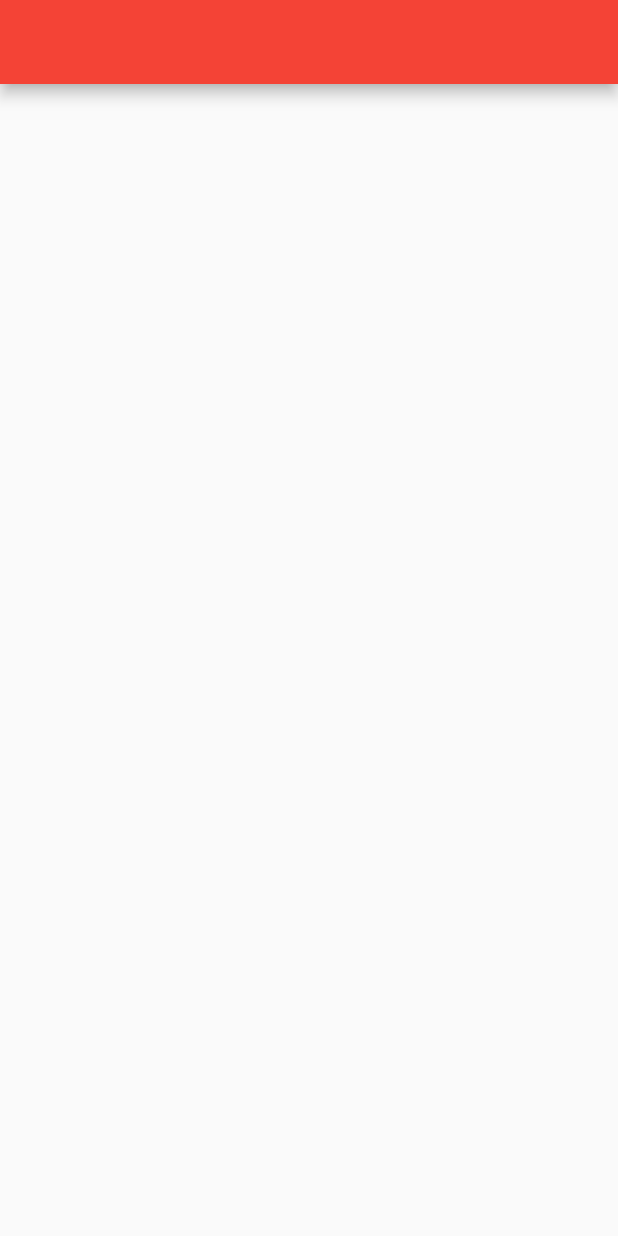
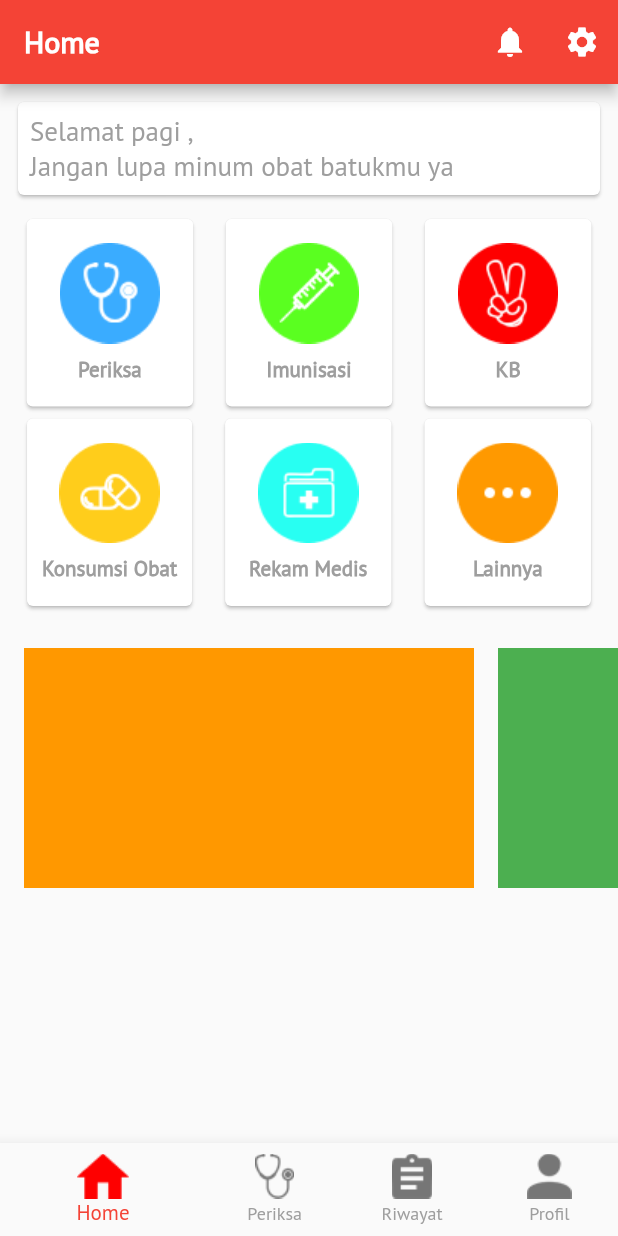
Before and after one commit to Renziera/Sehat.ia, a Flutter app: the Home screen opened directly, on a phone screen of 412 x 824 dp. Run offline on Flutter 3.47's test engine with Material 2 defaults, Android fonts, the phone set to English and light mode, and no system bars; our stand-ins replace firebase_auth, google_sign_in; accounts and stored records are empty.

Commit message:
Home Scaffolding

```diff
--- a/app/lib/home.dart
+++ b/app/lib/home.dart
@@ -1,4 +1,5 @@
 import 'package:flutter/material.dart';
+import 'package:sehatia/home_page.dart';
 
 class Home extends StatefulWidget {
   @override
@@ -6,11 +7,75 @@ class Home extends StatefulWidget {
 }
 
 class _HomeState extends State<Home> {
+  int _index = 0;
+
+  List<Widget> _pages = [
+    HomePage(),
+    SizedBox.shrink(),
+    SizedBox.shrink(),
+    SizedBox.shrink(),
+  ];
+
+  List<String> _titles = [
+    'Home',
+    'Periksa',
+    'Riwayat',
+    'Profil',
+  ];
+
   @override
   Widget build(BuildContext context) {
     return Scaffold(
-      appBar: AppBar(),
-
+      appBar: AppBar(
+        title: Text(
+          _titles[_index],
+          style: TextStyle(fontWeight: FontWeight.bold),
+        ),
+        actions: <Widget>[
+          IconButton(
+            icon: Icon(Icons.notifications),
+            onPressed: () {},
+          ),
+          IconButton(
+            icon: Icon(Icons.settings),
+            onPressed: () {},
+          ),
+        ],
+      ),
+      body: _pages[_index],
+      bottomNavigationBar: BottomNavigationBar(
+        currentIndex: _index,
+        onTap: (index) {
+          setState(() {
+            _index = index;
+          });
+        },
+        selectedItemColor: Colors.red,
+        unselectedItemColor: Colors.grey,
+        showUnselectedLabels: true,
+        items: [
+          BottomNavigationBarItem(
+            title: Text('Home'),
+            icon: Image.asset('img/Home.png'),
+            activeIcon: Image.asset('img/HomeActive.png'),
+          ),
+          BottomNavigationBarItem(
+            title: Text('Periksa'),
+            icon: Image.asset('img/Periksa.png'),
+            activeIcon: Image.asset('img/PeriksaActive.png'),
+          ),
+          BottomNavigationBarItem(
+            title: Text('Riwayat'),
+            icon: Image.asset('img/Riwayat.png'),
+            activeIcon: Image.asset('img/RiwayatActive.png'),
+          ),
+          BottomNavigationBarItem(
+            title: Text('Profil'),
+            icon: Image.asset('img/Profil.png'),
+            activeIcon: Image.asset('img/ProfilActive.png'),
+          ),
+        ],
+      ),
     );
   }
 }
--- /dev/null
+++ b/app/lib/home_page.dart
@@ -0,0 +1,216 @@
+import 'package:firebase_auth/firebase_auth.dart';
+import 'package:flutter/material.dart';
+
+class HomePage extends StatefulWidget {
+  @override
+  _HomePageState createState() => _HomePageState();
+}
+
+class _HomePageState extends State<HomePage> {
+  String _nama = '';
+
+  @override
+  void initState() {
+    super.initState();
+    _fetchData();
+  }
+
+  void _fetchData() async {
+    FirebaseUser user = await FirebaseAuth.instance.currentUser();
+    setState(() {
+      _nama = user.displayName;
+    });
+  }
+
+  @override
+  Widget build(BuildContext context) {
+    return SingleChildScrollView(
+      child: Column(
+        crossAxisAlignment: CrossAxisAlignment.stretch,
+        children: <Widget>[
+          Padding(
+            padding: const EdgeInsets.all(8.0),
+            child: Card(
+              child: Padding(
+                padding: const EdgeInsets.all(8.0),
+                child: Text(
+                  'Selamat pagi $_nama,\nJangan lupa minum obat batukmu ya',
+                  style: TextStyle(fontSize: 18, color: Colors.grey),
+                ),
+              ),
+            ),
+          ),
+          Row(
+            mainAxisAlignment: MainAxisAlignment.spaceEvenly,
+            children: <Widget>[
+              GestureDetector(
+                onTap: () {},
+                child: Card(
+                  child: Padding(
+                    padding: const EdgeInsets.symmetric(
+                        vertical: 16, horizontal: 22),
+                    child: Column(
+                      children: <Widget>[
+                        Image.asset('img/ic_periksa.png'),
+                        SizedBox(height: 8),
+                        Text(
+                          'Periksa',
+                          style: TextStyle(
+                            color: Colors.grey,
+                            fontWeight: FontWeight.bold,
+                          ),
+                        ),
+                      ],
+                    ),
+                  ),
+                ),
+              ),
+              GestureDetector(
+                onTap: () {},
+                child: Card(
+                  child: Padding(
+                    padding: const EdgeInsets.symmetric(
+                        vertical: 16, horizontal: 22),
+                    child: Column(
+                      children: <Widget>[
+                        Image.asset('img/ic_imunisasi.png'),
+                        SizedBox(height: 8),
+                        Text(
+                          'Imunisasi',
+                          style: TextStyle(
+                            color: Colors.grey,
+                            fontWeight: FontWeight.bold,
+                          ),
+                        ),
+                      ],
+                    ),
+                  ),
+                ),
+              ),
+              GestureDetector(
+                onTap: () {},
+                child: Card(
+                  child: Padding(
+                    padding: const EdgeInsets.symmetric(
+                        vertical: 16, horizontal: 22),
+                    child: Column(
+                      children: <Widget>[
+                        Image.asset('img/ic_kb.png'),
+                        SizedBox(height: 8),
+                        Text(
+                          'KB',
+                          style: TextStyle(
+                            color: Colors.grey,
+                            fontWeight: FontWeight.bold,
+                          ),
+                        ),
+                      ],
+                    ),
+                  ),
+                ),
+              ),
+            ],
+          ),
+          Row(
+            mainAxisAlignment: MainAxisAlignment.spaceEvenly,
+            children: <Widget>[
+              GestureDetector(
+                onTap: () {},
+                child: Card(
+                  child: Padding(
+                    padding: const EdgeInsets.symmetric(
+                        vertical: 16, horizontal: 10),
+                    child: Column(
+                      children: <Widget>[
+                        Image.asset('img/ic_obat.png'),
+                        SizedBox(height: 8),
+                        Text(
+                          'Konsumsi Obat',
+                          style: TextStyle(
+                            color: Colors.grey,
+                            fontWeight: FontWeight.bold,
+                          ),
+                        ),
+                      ],
+                    ),
+                  ),
+                ),
+              ),
+              GestureDetector(
+                onTap: () {},
+                child: Card(
+                  child: Padding(
+                    padding: const EdgeInsets.symmetric(
+                        vertical: 16, horizontal: 16),
+                    child: Column(
+                      children: <Widget>[
+                        Image.asset('img/ic_rekam.png'),
+                        SizedBox(height: 8),
+                        Text(
+                          'Rekam Medis',
+                          style: TextStyle(
+                            color: Colors.grey,
+                            fontWeight: FontWeight.bold,
+                          ),
+                        ),
+                      ],
+                    ),
+                  ),
+                ),
+              ),
+              GestureDetector(
+                onTap: () {},
+                child: Card(
+                  child: Padding(
+                    padding: const EdgeInsets.symmetric(
+                        vertical: 16, horizontal: 22),
+                    child: Column(
+                      children: <Widget>[
+                        Image.asset('img/ic_more.png'),
+                        SizedBox(height: 8),
+                        Text(
+                          'Lainnya',
+                          style: TextStyle(
+                            color: Colors.grey,
+                            fontWeight: FontWeight.bold,
+                          ),
+                        ),
+                      ],
+                    ),
+                  ),
+                ),
+              ),
+            ],
+          ),
+          SizedBox(height: 24),
+          SingleChildScrollView(
+            scrollDirection: Axis.horizontal,
+            child: Row(
+              children: <Widget>[
+                SizedBox(width: 16),
+                Container(
+                  height: 160,
+                  width: 300,
+                  color: Colors.orange,
+                ),
+                SizedBox(width: 16),
+                Container(
+                  height: 160,
+                  width: 300,
+                  color: Colors.green,
+                ),
+                SizedBox(width: 16),
+                Container(
+                  height: 160,
+                  width: 300,
+                  color: Colors.yellow,
+                ),
+                SizedBox(width: 16),
+              ],
+            ),
+          ),
+        ],
+      ),
+    );
+  }
+}
```
Also changed, not shown: app/pubspec.yaml (+8 -0 lines), app/img/Home.png (added), app/img/HomeActive.png (added), app/img/Periksa.png (added), app/img/PeriksaActive.png (added), app/img/Profil.png (added), app/img/ProfilActive.png (added), app/img/Riwayat.png (added), app/img/RiwayatActive.png (added).
